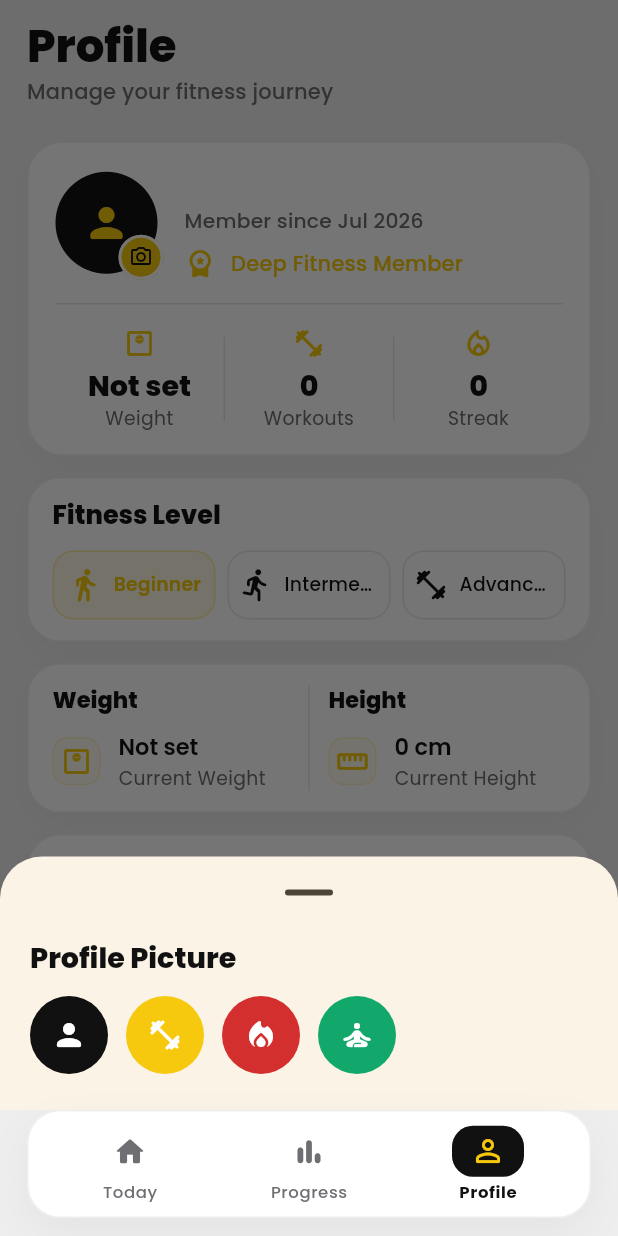
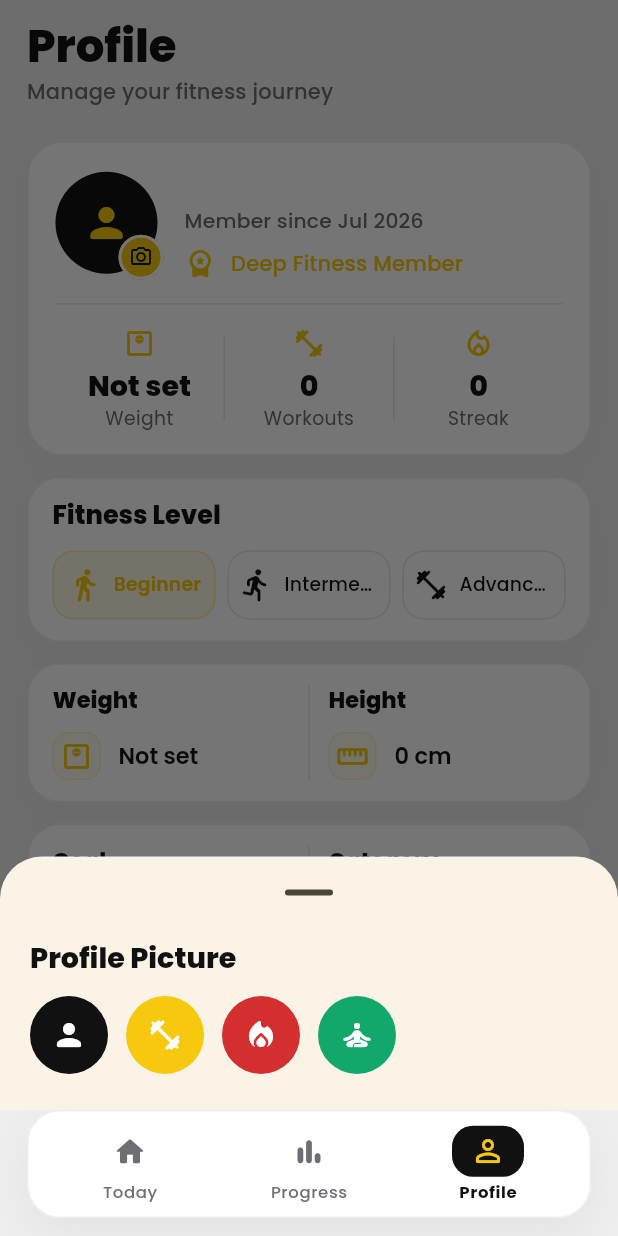
Before and after one commit to devlofttech-oss/deepfitness-app, a Flutter app: the ProfileScreen screen opened by its route, after a tap on the "camera alt" icon, on a phone screen of 412 x 824 dp. Run offline on Flutter 3.47's test engine with Material 3 defaults, Android fonts, the phone set to English and light mode, and no system bars; our stand-ins replace flutter_riverpod, go_router, google_fonts, share_plus, supabase_flutter; accounts and stored records are empty.

Commit message:
Polish profile measurement rows

```diff
--- a/lib/features/profile/presentation/profile_screen.dart
+++ b/lib/features/profile/presentation/profile_screen.dart
@@ -159,13 +159,11 @@ class _ProfileContent extends ConsumerWidget {
             title: 'Weight',
             icon: Icons.monitor_weight_outlined,
             value: weight,
-            caption: 'Current Weight',
           ),
           trailing: _ProfileInfoTile(
             title: 'Height',
             icon: Icons.straighten_rounded,
             value: height,
-            caption: 'Current Height',
           ),
         ),
         const SizedBox(height: 14),
@@ -501,13 +499,11 @@ class _ProfileInfoTile extends StatelessWidget {
     required this.title,
     required this.icon,
     required this.value,
-    this.caption,
   });
 
   final String title;
   final IconData icon;
   final String value;
-  final String? caption;
 
   @override
   Widget build(BuildContext context) {
@@ -528,12 +524,9 @@ class _ProfileInfoTile extends StatelessWidget {
             _SoftIconBox(icon: icon),
             const SizedBox(width: 12),
             Expanded(
-              child: Column(
-                crossAxisAlignment: CrossAxisAlignment.start,
-                children: [
-                  Text(
+              child: Text(
                 value,
-                    maxLines: caption == null ? 2 : 1,
+                maxLines: title == 'Goal' ? 2 : 1,
                 overflow: TextOverflow.ellipsis,
                 style: Theme.of(context).textTheme.titleLarge?.copyWith(
                   fontSize: 15,
@@ -542,20 +535,6 @@ class _ProfileInfoTile extends StatelessWidget {
                       ? AppColors.secondaryText(context)
                       : AppColors.text(context),
                 ),
-                  ),
-                  if (caption != null) ...[
-                    const SizedBox(height: 3),
-                    Text(
-                      caption!,
-                      maxLines: 1,
-                      overflow: TextOverflow.ellipsis,
-                      style: Theme.of(context).textTheme.bodyMedium?.copyWith(
-                        color: AppColors.secondaryText(context),
-                        fontSize: 12.5,
-                      ),
-                    ),
-                  ],
-                ],
               ),
             ),
           ],
@@ -774,9 +753,9 @@ class _SettingsActionRow extends StatelessWidget {
                     ),
                   ),
                 ),
+                const Spacer(),
                 if (value.isNotEmpty)
-                  Flexible(
-                    child: Text(
+                  Text(
                     value,
                     maxLines: 1,
                     overflow: TextOverflow.ellipsis,
@@ -785,7 +764,6 @@ class _SettingsActionRow extends StatelessWidget {
                       color: AppColors.secondaryText(context),
                       fontSize: 13.5,
                       fontWeight: FontWeight.w500,
-                      ),
                     ),
                   ),
                 const SizedBox(width: 4),
```
Lines whose indentation alone changed are shown as unchanged.
